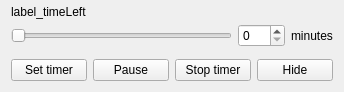
Old version of the form mainwindow.ui in the repository Granddave/Stretch-timer.
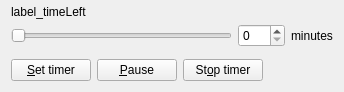
New version of the form.

The edit to the form file:
```diff
--- a/mainwindow.ui
+++ b/mainwindow.ui
@@ -118,7 +118,7 @@
       <item>
        <widget class="QPushButton" name="button_setTimer">
         <property name="text">
-         <string>Set timer</string>
+         <string>&amp;Set timer</string>
         </property>
         <property name="autoDefault">
          <bool>true</bool>
@@ -131,14 +131,14 @@
       <item>
        <widget class="QPushButton" name="button_pause">
         <property name="text">
-         <string>Pause</string>
+         <string>&amp;Pause</string>
         </property>
        </widget>
       </item>
       <item>
        <widget class="QPushButton" name="button_stopTimer">
         <property name="text">
-         <string>Stop timer</string>
+         <string>St&amp;op timer</string>
         </property>
        </widget>
       </item>
@@ -155,19 +155,6 @@
         </property>
        </spacer>
       </item>
-      <item>
-       <widget class="QPushButton" name="button_hide">
-        <property name="text">
-         <string>Hide</string>
-        </property>
-        <property name="default">
-         <bool>false</bool>
-        </property>
-        <property name="flat">
-         <bool>false</bool>
-        </property>
-       </widget>
-      </item>
      </layout>
     </item>
    </layout>
```
Left out of the diff: 1 changed line with no effect on the pictures.
